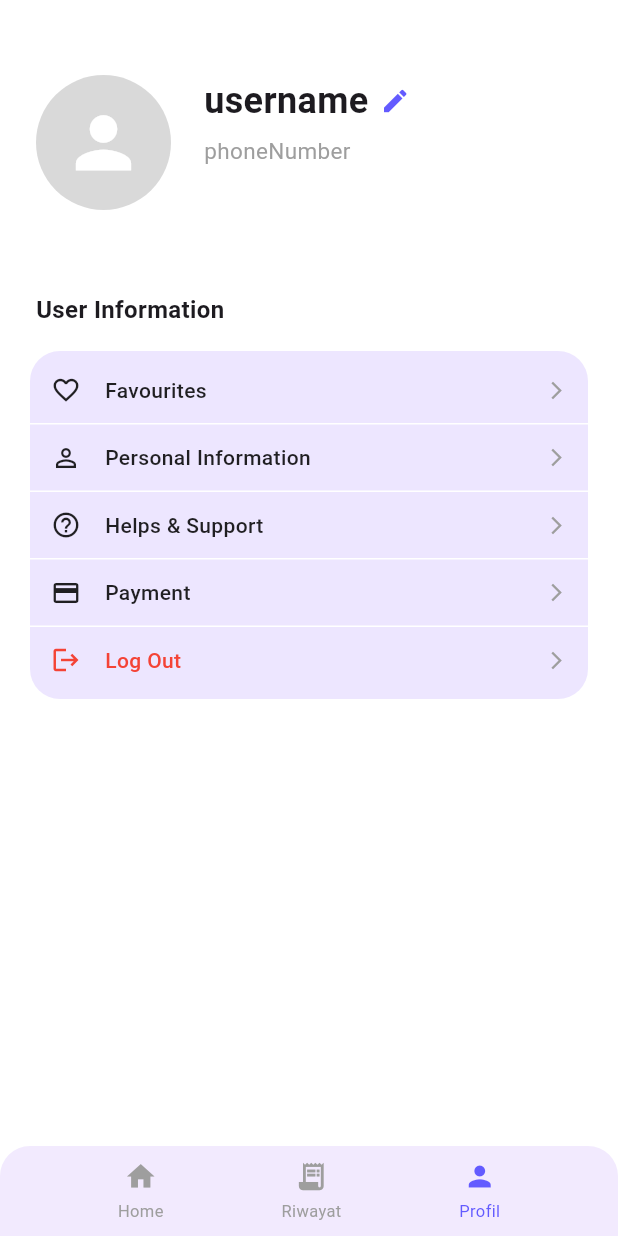
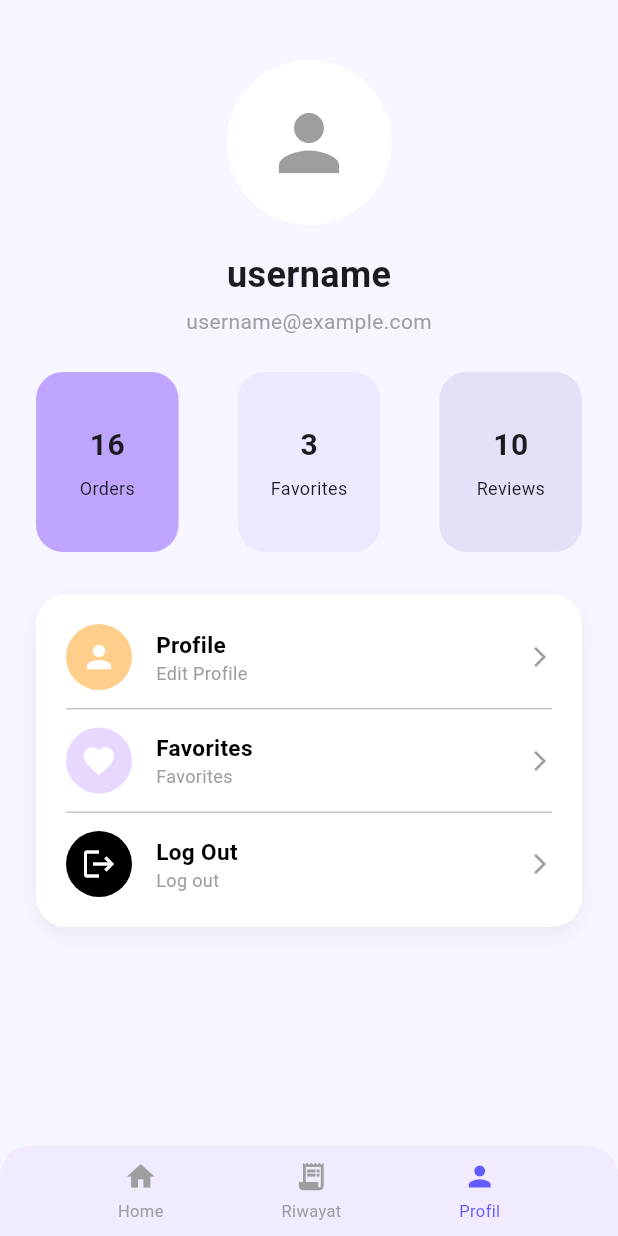
Before and after one commit to rsyafdhil/eato-app, a Flutter app: the HomePage screen opened by its route, item 2 of the bottom bar chosen, after a tap on "Home", after a tap on "Profil", on a phone screen of 412 x 824 dp. Run offline on Flutter 3.47's test engine with Material 3 defaults, Android fonts, the light colour scheme and no system bars; accounts and stored records are empty; network calls fail.

Commit message:
Fixing Profile_page

```diff
--- a/lib/main.dart
+++ b/lib/main.dart
@@ -44,7 +44,7 @@ class MyApp extends StatelessWidget {
         // tested with just a hot reload.
         colorScheme: ColorScheme.fromSeed(seedColor: Colors.deepPurple),
       ),
-      initialRoute: '/',
+      initialRoute: '/profile',
       // home: const LoginPage(),
       routes: {
         '/': (context) => const LoginPage(),
--- a/lib/pages/profile_page.dart
+++ b/lib/pages/profile_page.dart
@@ -15,99 +15,85 @@ class ProfilePage extends StatelessWidget {
   @override
   Widget build(BuildContext context) {
     return Scaffold(
-      backgroundColor: Colors.white,
+      backgroundColor: const Color(0xFFF7F5FF), // background lembut
       body: SafeArea(
         child: Column(
           children: [
-            const SizedBox(height: 50),
+            const SizedBox(height: 40),
 
-            // HEADER
-            Padding(
-              padding: const EdgeInsets.symmetric(horizontal: 24),
-              child: Row(
-                crossAxisAlignment: CrossAxisAlignment.start,
-                children: [
+            // ===================== AVATAR =====================
             const CircleAvatar(
-                    radius: 45,
-                    backgroundColor: Color(0xFFD9D9D9),
+              radius: 55,
+              backgroundColor: Colors.white,
               child: Icon(
                 Icons.person,
-                      size: 55,
-                      color: Colors.white,
-                    ),
-                  ),
-                  const SizedBox(width: 22),
-                  Column(
-                    crossAxisAlignment: CrossAxisAlignment.start,
-                    children: [
-                      Row(
-                        children: [
-                          Text(
-                            username,
-                            style: const TextStyle(
-                              fontSize: 24,
-                              fontWeight: FontWeight.w700,
-                            ),
-                          ),
-                          const SizedBox(width: 8),
-                          const Icon(
-                            Icons.edit,
-                            size: 20,
-                            color: Color(0xFF635BFF),
-                          ),
-                        ],
-                      ),
-                      const SizedBox(height: 6),
-                      Text(
-                        phoneNumber,
-                        style: const TextStyle(
-                          fontSize: 15,
+                size: 60,
                 color: Colors.grey,
-                        ),
-                      ),
-                    ],
-                  ),
-                ],
-              ),
-            ),
-
-            const SizedBox(height: 55),
-
-            const Padding(
-              padding: EdgeInsets.symmetric(horizontal: 24),
-              child: Align(
-                alignment: Alignment.centerLeft,
-                child: Text(
-                  "User Information",
-                  style: TextStyle(
-                    fontSize: 16,
-                    fontWeight: FontWeight.w700,
-                  ),
-                ),
               ),
             ),
 
             const SizedBox(height: 16),
 
+            // ===================== USERNAME =====================
+            Text(
+              username,
+              style: const TextStyle(
+                fontSize: 24,
+                fontWeight: FontWeight.bold,
+              ),
+            ),
+
+            const SizedBox(height: 4),
+
+            Text(
+              "$username@example.com",
+              style: const TextStyle(
+                fontSize: 14,
+                color: Colors.grey,
+              ),
+            ),
+
+            const SizedBox(height: 24),
+
+            // ===================== STAT BOX =====================
             Padding(
-              padding: const EdgeInsets.symmetric(horizontal: 20),
+              padding: const EdgeInsets.symmetric(horizontal: 24),
+              child: Row(
+                mainAxisAlignment: MainAxisAlignment.spaceBetween,
+                children: [
+                  _statCard("16", "Orders", const Color(0xFFBFA5FF)),
+                  _statCard("3", "Favorites", const Color(0xFFECEAFF)),
+                  _statCard("10", "Reviews", const Color(0xFFE3E1F7)),
+                ],
+              ),
+            ),
+
+            const SizedBox(height: 28),
+
+            // ===================== MENU CARD =====================
+            Padding(
+              padding: const EdgeInsets.symmetric(horizontal: 24),
               child: Container(
-                padding: const EdgeInsets.symmetric(vertical: 16),
+                width: double.infinity,
+                padding: const EdgeInsets.all(20),
                 decoration: BoxDecoration(
-                  color: const Color(0xFFEDE6FF),
+                  color: Colors.white,
+                  boxShadow: [
+                    BoxShadow(
+                      color: Colors.black.withOpacity(0.05),
+                      blurRadius: 10,
+                      offset: const Offset(0, 5),
+                    )
+                  ],
                   borderRadius: BorderRadius.circular(20),
                 ),
                 child: Column(
                   children: [
-                    _menuItem(Icons.favorite_border, "Favourites"),
-                    _divider(),
-                    _menuItem(Icons.person_outline, "Personal Information"),
-                    _divider(),
-                    _menuItem(Icons.help_outline, "Helps & Support"),
-                    _divider(),
-                    _menuItem(Icons.payment, "Payment"),
-                    _divider(),
-                    _menuItem(Icons.logout, "Log Out", isLogout: true),
+                    _menuItem(Icons.person, "Profile", "Edit Profile"),
+                    const Divider(height: 25),
+                    _menuItem(Icons.favorite, "Favorites", "Favorites"),
+                    const Divider(height: 25),
+                    _menuItem(Icons.logout, "Log Out", "Log out", isLogout: true),
                   ],
                 ),
               ),
@@ -115,7 +101,7 @@ class ProfilePage extends StatelessWidget {
 
             const Spacer(),
 
-            // ====================== BOTTOM NAV ======================
+            // ===================== BOTTOM NAV (TIDAK DIUBAH) =====================
             Container(
               height: 60,
               decoration: const BoxDecoration(
@@ -155,48 +141,83 @@ class ProfilePage extends StatelessWidget {
     );
   }
 
-  Widget _menuItem(IconData icon, String title, {bool isLogout = false}) {
-    return Padding(
-      padding: const EdgeInsets.symmetric(horizontal: 14),
-      child: Row(
+  // ===================== STAT ITEM WIDGET =====================
+  Widget _statCard(String number, String label, Color bgColor) {
+    return Container(
+      width: 95,
+      height: 120,
+      padding: const EdgeInsets.symmetric(vertical: 18),
+      decoration: BoxDecoration(
+        color: bgColor,
+        borderRadius: BorderRadius.circular(18),
+      ),
+      child: Column(
+        mainAxisAlignment: MainAxisAlignment.center,
         children: [
-          Icon(
-            icon,
-            size: 20,
-            color: isLogout ? Colors.red : Colors.black87,
-          ),
-          const SizedBox(width: 16),
-          Expanded(
-            child: Text(
-              title,
-              style: TextStyle(
-                fontSize: 14,
-                fontWeight: FontWeight.w500,
-                color: isLogout ? Colors.red : Colors.black87,
+          Text(
+            number,
+            style: const TextStyle(
+              fontSize: 20,
+              fontWeight: FontWeight.bold,
             ),
           ),
-          ),
-          const Icon(
-            Icons.arrow_forward_ios,
-            size: 14,
-            color: Colors.grey,
+          const SizedBox(height: 6),
+          Text(
+            label,
+            style: const TextStyle(fontSize: 12),
           ),
         ],
       ),
     );
   }
 
-  Widget _divider() {
-    return Padding(
-      padding: const EdgeInsets.symmetric(vertical: 12),
-      child: Container(
-        height: 1,
+  // ===================== MENU ITEM WIDGET =====================
+  Widget _menuItem(IconData icon, String title, String subtitle,
+      {bool isLogout = false}) {
+    return Row(
+      children: [
+        CircleAvatar(
+          radius: 22,
+          backgroundColor: isLogout
+              ? Colors.black
+              : (title == "Favorites"
+                  ? const Color(0xFFE8D7FF)
+                  : const Color(0xFFFFCE8A)),
+          child: Icon(
+            icon,
             color: Colors.white,
           ),
+        ),
+        const SizedBox(width: 16),
+        Expanded(
+          child: Column(
+            crossAxisAlignment: CrossAxisAlignment.start,
+            children: [
+              Text(
+                title,
+                style: TextStyle(
+                  fontWeight: FontWeight.w600,
+                  fontSize: 15,
+                  color: isLogout ? Colors.black : Colors.black,
+                ),
+              ),
+              Text(
+                subtitle,
+                style: const TextStyle(
+                  fontSize: 12,
+                  color: Colors.grey,
+                ),
+              )
+            ],
+          ),
+        ),
+        const Icon(Icons.arrow_forward_ios, size: 16, color: Colors.grey),
+      ],
     );
   }
 }
 
+// ===================== BOTTOM NAV CLASS (TIDAK DIUBAH) =====================
 class _BottomNavItem extends StatelessWidget {
   final IconData icon;
   final String label;
@@ -222,20 +243,16 @@ class _BottomNavItem extends StatelessWidget {
           Navigator.pushReplacement(
             context,
             MaterialPageRoute(
-              builder: (_) => HomePage(
-                username: username,
-                phoneNumber: phoneNumber,
-              ),
+              builder: (_) =>
+                  HomePage(username: username, phoneNumber: phoneNumber),
             ),
           );
         } else if (index == 1) {
           Navigator.pushReplacement(
             context,
             MaterialPageRoute(
-              builder: (_) => RiwayatTransaksiPage(
-                username: username,
-                phoneNumber: phoneNumber,
-              ),
+              builder: (_) =>
+                  RiwayatTransaksiPage(username: username, phoneNumber: phoneNumber),
             ),
           );
         }
```
Lines whose indentation alone changed are shown as unchanged.
